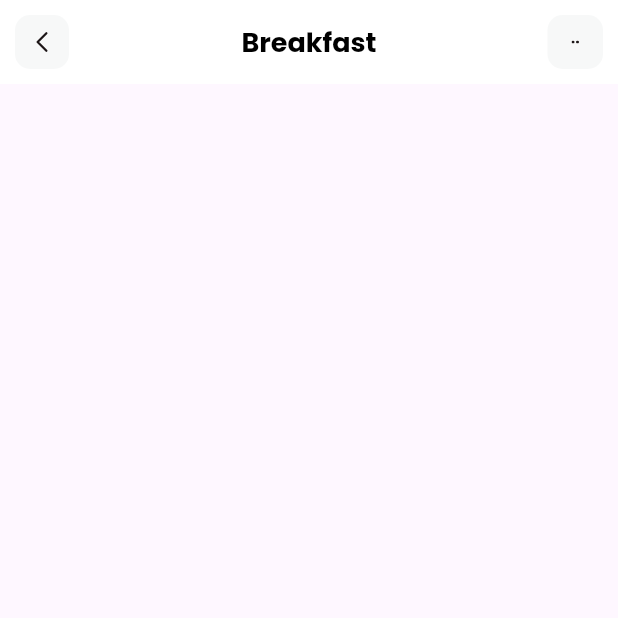
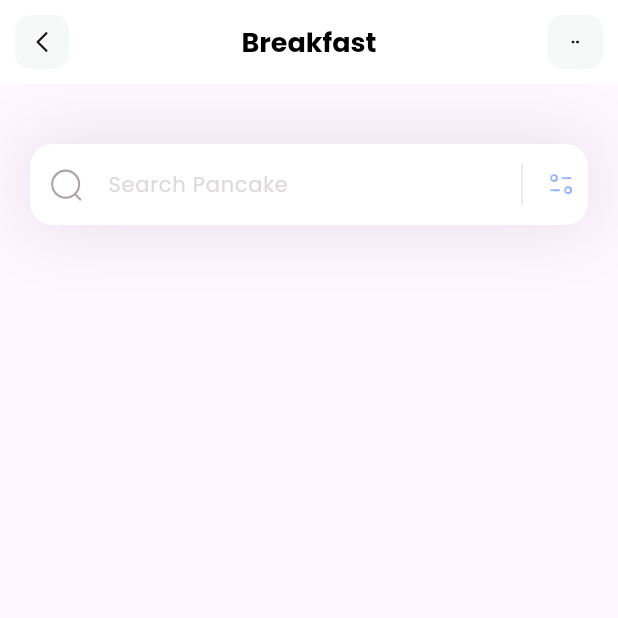
Before and after one commit to hadonis-testing/fitness, a Flutter app: the screen it shows after launch, on a phone screen of 412 x 824 dp, the top half of it. Run offline on Flutter 3.47's test engine with Material 3 defaults, Android fonts, the phone set to English and light mode, and no system bars; our stand-ins replace flutter_svg.

Commit message:
done search bar

```diff
--- a/lib/pages/home.dart
+++ b/lib/pages/home.dart
@@ -8,6 +8,62 @@ class HomePage extends StatelessWidget {
   Widget build(BuildContext context) {
     return Scaffold(
       appBar: appBar(),
+      body: Column(
+        children: [
+          Container(
+            margin: EdgeInsets.only(top: 40, left: 20, right: 20),
+            decoration: BoxDecoration(
+              boxShadow: [
+                BoxShadow(
+                  color: Color(0xff1D1617).withOpacity(0.11),
+                  blurRadius: 40,
+                  spreadRadius: 0.0,
+                ),
+              ],
+            ),
+            child: TextField(
+              decoration: InputDecoration(
+                filled: true,
+                fillColor: Colors.white,
+                contentPadding: EdgeInsets.all(15),
+                hintText: 'Search Pancake',
+                hintStyle: TextStyle(
+                  color: Color(0xffDDDADA),
+                  fontSize: 14,
+                ),
+                prefixIcon: Padding(
+                  padding: EdgeInsets.all(12),
+                  child: SvgPicture.asset('assets/icons/Search.svg'),
+                ),
+                suffixIcon: Container(
+                  width: 100,
+                  child: IntrinsicHeight(
+                    child: Row(
+                      mainAxisAlignment: MainAxisAlignment.end,
+                      children: [
+                        VerticalDivider(
+                          color: Colors.black,
+                          indent: 10,
+                          endIndent: 10,
+                          thickness: 0.1,
+                        ),
+                        Padding(
+                          padding: EdgeInsets.all(8),
+                          child: SvgPicture.asset('assets/icons/Filter.svg'),
+                        ),
+                      ],
+                    ),
+                  ),
+                ),
+                border: OutlineInputBorder(
+                  borderRadius: BorderRadius.circular(15),
+                  borderSide: BorderSide.none,
+                ),
+              ),
+            ),
+          )
+        ],
+      ),
     );
   }
 
```
